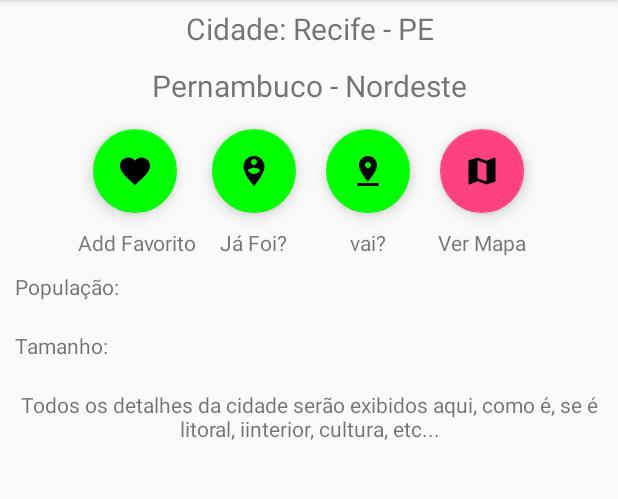
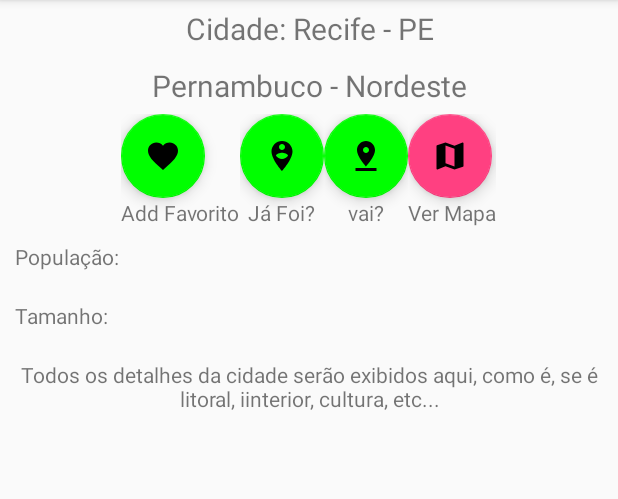
Before and after one commit to sudorafa/VisitaBR, an Android app: the DetailCityFragment screen opened directly, with no data from a screen before it, on a phone screen of 412 x 824 dp, the part 84-583 px from its top. Run offline under Robolectric (Android 15) with nearby library versions, the phone set to English and light mode, and no system bars; our stand-ins replace ButterKnife; libraries missing offline, so code that uses them is left out: org.parceler; 15 statements that could not run were skipped.

Commit message:
correção

```diff
--- a/app/src/main/res/layout/fragment_detail_city.xml
+++ b/app/src/main/res/layout/fragment_detail_city.xml
@@ -42,9 +42,8 @@
 
                 <android.support.design.widget.FloatingActionButton
                     android:id="@+id/float_button_wish"
-                    android:layout_width="match_parent"
+                    android:layout_width="wrap_content"
                     android:layout_height="wrap_content"
-                    android:layout_margin="10dp"
                     android:src="@drawable/ic_favorite"
                     app:fabSize="normal" />
 
@@ -65,9 +64,8 @@
 
                 <android.support.design.widget.FloatingActionButton
                     android:id="@+id/float_button_went"
-                    android:layout_width="match_parent"
+                    android:layout_width="wrap_content"
                     android:layout_height="wrap_content"
-                    android:layout_margin="10dp"
                     android:src="@drawable/ic_person_pin"
                     app:fabSize="normal" />
 
@@ -87,9 +85,8 @@
 
                 <android.support.design.widget.FloatingActionButton
                     android:id="@+id/float_button_will"
-                    android:layout_width="match_parent"
+                    android:layout_width="wrap_content"
                     android:layout_height="wrap_content"
-                    android:layout_margin="10dp"
                     android:src="@drawable/ic_pin_drop"
                     app:fabSize="normal" />
 
@@ -109,9 +106,8 @@
 
                 <android.support.design.widget.FloatingActionButton
                     android:id="@+id/float_button_map"
-                    android:layout_width="match_parent"
+                    android:layout_width="wrap_content"
                     android:layout_height="wrap_content"
-                    android:layout_margin="10dp"
                     android:src="@drawable/ic_map"
                     app:fabSize="normal" />
 
```
